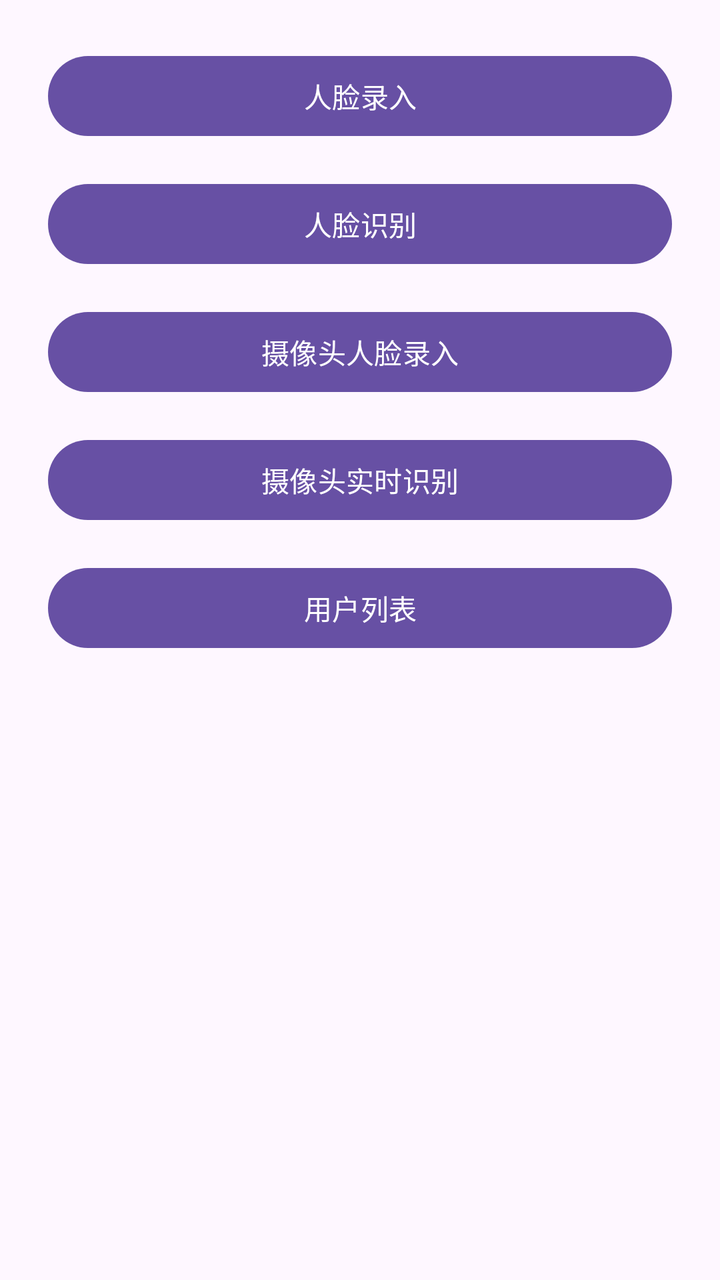
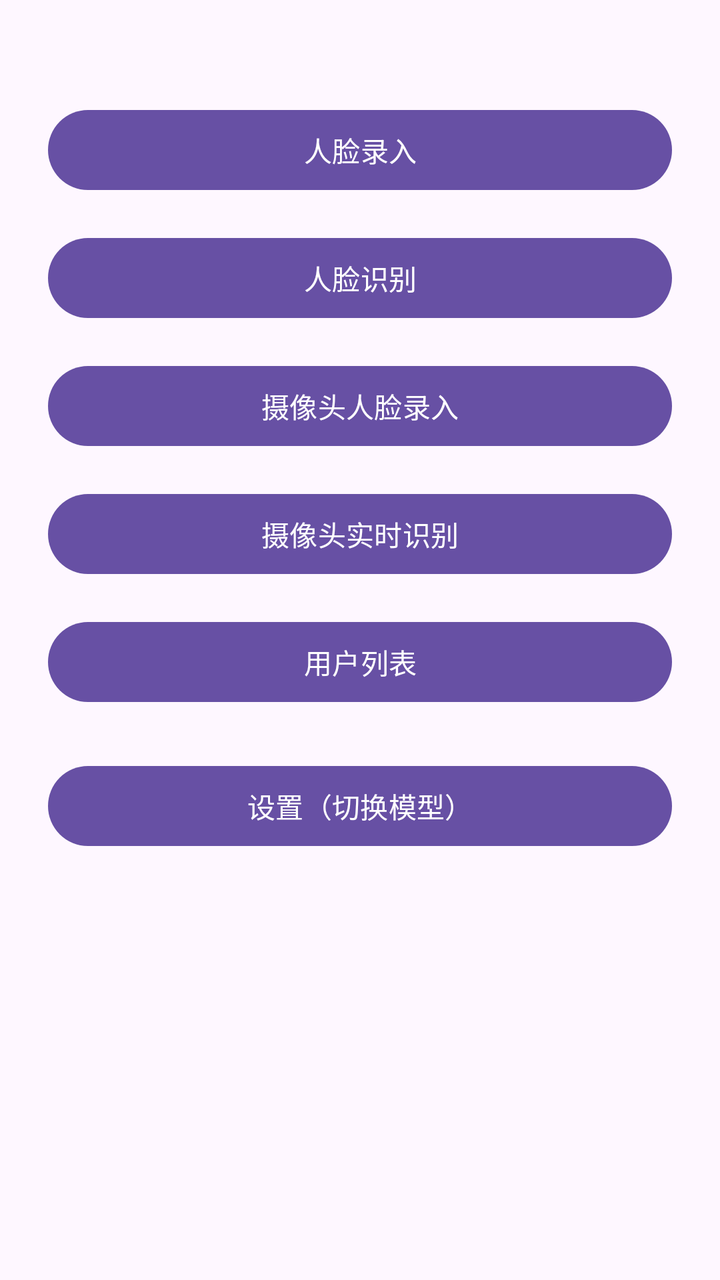

Screens rendered from an Android XML layout before and after an edit, with the pre-edit source and the edit as a unified diff.
<!-- AndroidManifest.xml: application theme Theme.InspireFaceExample -->
<!-- res/layout/activity_main.xml -->
<?xml version="1.0" encoding="utf-8"?>
<layout xmlns:android="http://schemas.android.com/apk/res/android">

    <LinearLayout
        android:id="@+id/main"
        android:layout_width="match_parent"
        android:layout_height="match_parent"
        android:orientation="vertical"
        android:padding="24dp">

        <Button
            android:id="@+id/btnRegister"
            android:layout_width="match_parent"
            android:layout_height="wrap_content"
            android:text="人脸录入" />

        <Button
            android:id="@+id/btnRecognize"
            android:layout_width="match_parent"
            android:layout_height="wrap_content"
            android:layout_marginTop="16dp"
            android:text="人脸识别" />

        <Button
            android:id="@+id/btnCameraRegister"
            android:layout_width="match_parent"
            android:layout_height="wrap_content"
            android:layout_marginTop="16dp"
            android:text="摄像头人脸录入" />

        <Button
            android:id="@+id/btnCamera"
            android:layout_width="match_parent"
            android:layout_height="wrap_content"
            android:layout_marginTop="16dp"
            android:text="摄像头实时识别" />

        <Button
            android:id="@+id/btnUserList"
            android:layout_width="match_parent"
            android:layout_height="wrap_content"
            android:layout_marginTop="16dp"
            android:text="用户列表" />
    </LinearLayout>
</layout>
<!-- resources referenced by this layout -->
<resources>
  <style name="Theme.InspireFaceExample" parent="Base.Theme.InspireFaceExample" />
  <style name="Base.Theme.InspireFaceExample" parent="Theme.Material3.DayNight.NoActionBar">
          
          
      </style>
</resources>

<!-- the commit's change to res/layout/activity_main.xml (unified diff, before → after) -->
@@ -7,6 +7,13 @@
         android:layout_height="match_parent"
         android:orientation="vertical"
         android:padding="24dp">
+
+        <TextView
+            android:id="@+id/tvCurrentModel"
+            android:layout_width="match_parent"
+            android:layout_height="wrap_content"
+            android:layout_marginBottom="8dp"
+            android:textSize="14sp" />
 
         <Button
             android:id="@+id/btnRegister"
@@ -41,5 +48,12 @@
             android:layout_height="wrap_content"
             android:layout_marginTop="16dp"
             android:text="用户列表" />
+
+        <Button
+            android:id="@+id/btnSettings"
+            android:layout_width="match_parent"
+            android:layout_height="wrap_content"
+            android:layout_marginTop="24dp"
+            android:text="设置（切换模型）" />
     </LinearLayout>
 </layout>
